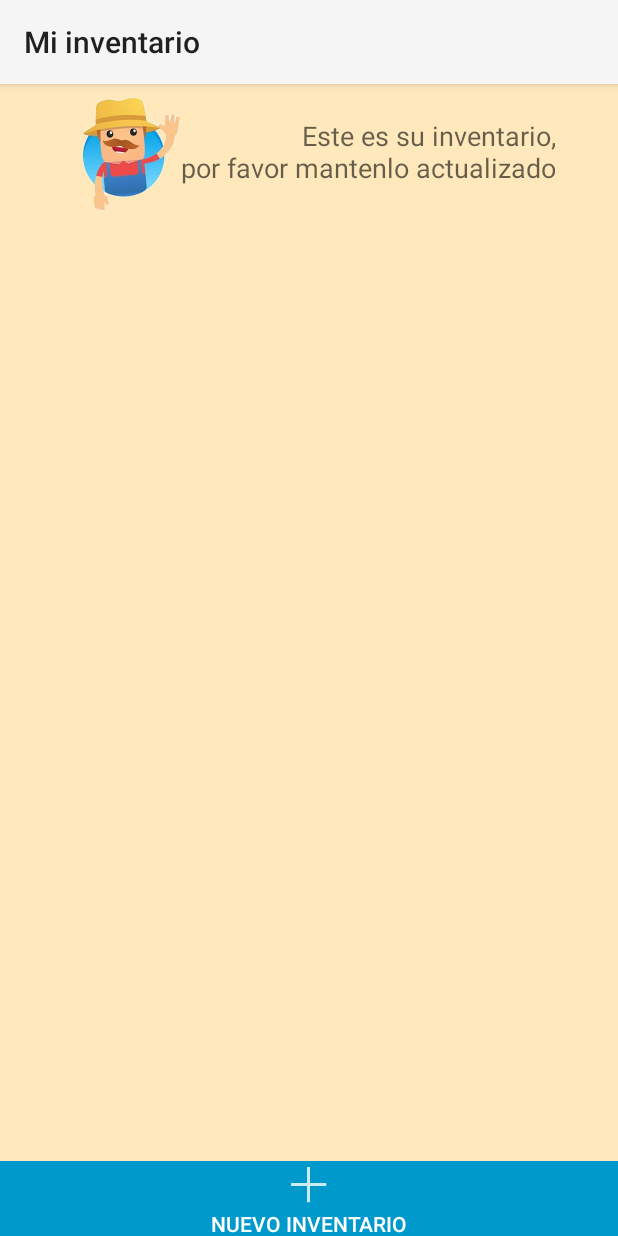
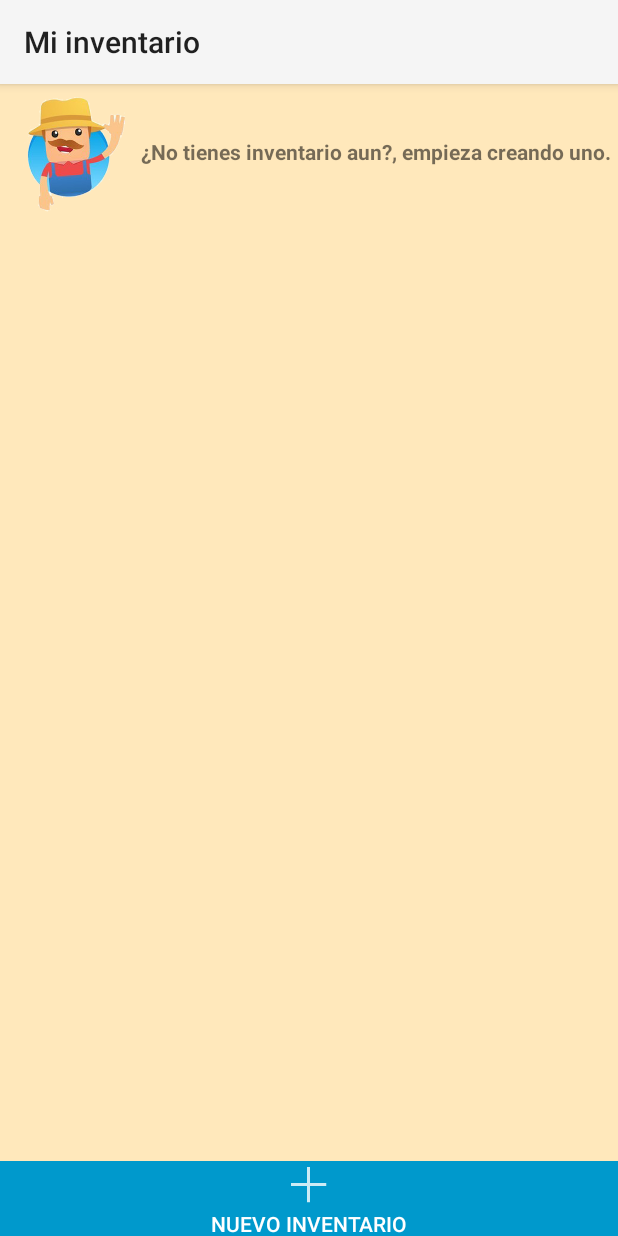
Before and after one commit to marcosaguileraely/AgroNegocios, an Android app: the FarmerStock screen opened directly, with no data from a screen before it, on a phone screen of 412 x 824 dp. Run offline under Robolectric (Android 15) with nearby library versions, the phone set to English and light mode, and no system bars; 7 statements that could not run were skipped.

Commit message:
Issues
* AG-48 (Listado de búsqueda unificado)

```diff
--- a/doncampo/src/main/AndroidManifest.xml
+++ b/doncampo/src/main/AndroidManifest.xml
@@ -112,7 +112,8 @@
         </activity>
         <activity
             android:name=".AboutActivity"
-            android:label="@string/title_activity_about" >
+            android:label="@string/title_activity_about"
+            android:screenOrientation="portrait">
         </activity>
     </application>
 
--- a/doncampo/src/main/java/com/cool4code/doncampoapp/ClientPaysHistory.java
+++ b/doncampo/src/main/java/com/cool4code/doncampoapp/ClientPaysHistory.java
@@ -129,7 +129,7 @@ public class ClientPaysHistory extends ActionBarActivity implements AdapterView.
                 int objectId = i;
                 Id_Order = obj.getInt("Id");
                 PricePerUnit = objStock.getInt("PricePerUnit");
-                Stock_Qty = objStock.getInt("Qty");
+                Stock_Qty = obj.getInt("Qty");
                 ExpiresAt = objStock.getString("ExpiresAt");
 
                 Product_Name = objProduct.getString("Name");
--- a/doncampo/src/main/java/com/cool4code/doncampoapp/ClientSecurityActivity.java
+++ b/doncampo/src/main/java/com/cool4code/doncampoapp/ClientSecurityActivity.java
@@ -227,6 +227,10 @@ public class ClientSecurityActivity extends ActionBarActivity{
         Boolean existsAuth = existAuthTable();
         String tableName = "auth";
 
+        /*final Bundle extras = getIntent().getExtras();
+        String getAuthMessage = extras.getString("LOGOUT_MESSAGE");
+        Log.d("//Auth", "//Auth" + getAuthMessage);*/
+
         Log.d("//expiresMili", "//expiresMili " + expiresMili);
         long now = new Date().getTime();
 
--- a/doncampo/src/main/java/com/cool4code/doncampoapp/FarmerStock.java
+++ b/doncampo/src/main/java/com/cool4code/doncampoapp/FarmerStock.java
@@ -41,14 +41,16 @@ public class FarmerStock extends ActionBarActivity implements OnItemClickListene
 
     String token;
 
-    final Context context = this;
-    ProgressDialog mProgressDialog;
-    Dialog popDialog;
-    AdapterMyStock adapter;
-    ListView lview;
-    Button nuevo_stock;
+    final Context   context = this;
+    ProgressDialog  mProgressDialog;
+    AdapterMyStock  adapter;
+    Dialog          popDialog;
+    ListView        lview;
+    Button          nuevo_stock;
+    TextView        mensaje_vista;
 
     long idstock;
+    int count;
 
     @TargetApi(Build.VERSION_CODES.HONEYCOMB)
     @Override
@@ -69,10 +71,10 @@ public class FarmerStock extends ActionBarActivity implements OnItemClickListene
             abTitle.setTextColor(textColor);
         }
 
-        nuevo_stock = (Button) findViewById(R.id.new_stock);
-        lview = (ListView) findViewById(R.id.stockListView);
+        mensaje_vista   = (TextView) findViewById(R.id.tips_clave);
+        nuevo_stock     = (Button) findViewById(R.id.new_stock);
+        lview           = (ListView) findViewById(R.id.stockListView);
 
-        //lview.setAdapter(new ArrayAdapter(this, android.R.layout.simple_list_item_1,stock));
         lview.setOnItemClickListener(this);
 
         nuevo_stock.setOnClickListener(new View.OnClickListener() {
@@ -86,7 +88,7 @@ public class FarmerStock extends ActionBarActivity implements OnItemClickListene
 
     @Override
     public void onItemClick(AdapterView<?> parent, View view, int position, long id) {
-        Toast.makeText(this, "Has seleccionado ", Toast.LENGTH_SHORT).show();
+        //Toast.makeText(this, "Has seleccionado ", Toast.LENGTH_SHORT).show();
         idstock = adapter.getItemId(position);
         ArrayList<String> detailsMyStock = adapter.getAllData(position);
         Log.d("//Stock", "// Stock" + detailsMyStock.toString());
@@ -111,6 +113,7 @@ public class FarmerStock extends ActionBarActivity implements OnItemClickListene
         });
         popDialog.show();
     }
+
     //Obtener mis inventarios
     private class getMyStock extends AsyncTask<Void, Void, Void> {
         @Override
@@ -148,7 +151,14 @@ public class FarmerStock extends ActionBarActivity implements OnItemClickListene
         @Override
         protected void onPostExecute(Void result) {
             mProgressDialog.hide();
-            Toast.makeText(FarmerStock.this, "¡Inventario cargado!", Toast.LENGTH_SHORT).show();
+            if(count == 0){
+                Toast.makeText(FarmerStock.this, "Si no tienes inventarios aun, puedes empezar creando uno.", Toast.LENGTH_SHORT).show();
+                mensaje_vista.setText("¿No tienes inventario aun?, empieza creando uno.");
+            }
+            else{
+                Toast.makeText(FarmerStock.this, "Inventario cargado exitosamente.", Toast.LENGTH_SHORT).show();
+                mensaje_vista.setText("Este es su inventario, por favor reviselo y actualícelo periodicamente.");
+            }
         }
     }
 
@@ -160,6 +170,7 @@ public class FarmerStock extends ActionBarActivity implements OnItemClickListene
 
         ArrayList<MyStockModel> items = new ArrayList<MyStockModel>();
         JSONArray jsonArray = stockArray;
+        count = jsonArray.length();
         Log.d("lenght", "===>" + jsonArray.length());
         try{
             for(int i=0 ; i<= jsonArray.length()-1; i++){
--- a/doncampo/src/main/java/com/cool4code/doncampoapp/SearchActivity.java
+++ b/doncampo/src/main/java/com/cool4code/doncampoapp/SearchActivity.java
@@ -116,7 +116,7 @@ public class SearchActivity extends ActionBarActivity {
         Log.d("search", "->"+searchData);
         if(searchData.equals("")){
             Log.d("searchData", "Vacio: " + searchData);
-            Cursor c= mydb.rawQuery("SELECT Product_Name, Location, Unit_Name, PriceAvgPerUnit FROM prices ORDER BY Created", null);
+            Cursor c= mydb.rawQuery("SELECT Product_Name, Location, Unit_Name, PriceAvgPerUnit, Created FROM prices ORDER BY Created DESC, Product_Name ASC, PriceAvgPerUnit DESC", null);
             int count= c.getCount();
 
             Toast toast = Toast.makeText(SearchActivity.this,"Hemos consechado " + count + " productos.", Toast.LENGTH_SHORT);
@@ -137,7 +137,7 @@ public class SearchActivity extends ActionBarActivity {
             mydb.close();
         }else{
             Log.d("searchData", "No vacio: " + searchData);
-            Cursor c = mydb.rawQuery("SELECT Product_Name, Location, Unit_Name, PriceAvgPerUnit FROM prices WHERE Product_Name like '%"+searchData+"%' OR Location like '%"+searchData+"%' ORDER BY Created", null);
+            Cursor c = mydb.rawQuery("SELECT Product_Name, Location, Unit_Name, PriceAvgPerUnit FROM prices WHERE Product_Name like '%"+searchData+"%' OR Location like '%"+searchData+"%' ORDER BY Created DESC, Product_Name ASC", null);
             int count = c.getCount();
 
             Toast toast = Toast.makeText(SearchActivity.this,"Hemos consechado " + count + " productos.", Toast.LENGTH_SHORT);
--- a/doncampo/src/main/java/com/cool4code/doncampoapp/helpers/AdapterMyStock.java
+++ b/doncampo/src/main/java/com/cool4code/doncampoapp/helpers/AdapterMyStock.java
@@ -26,6 +26,12 @@ public class AdapterMyStock extends ArrayAdapter<MyStockModel>{
         super(context, R.layout.my_stock_listview, myStockArrayList);
         this.context = context;
         this.myStockArrayList = myStockArrayList;
+    }
+
+    public int getCount() {
+        if (myStockArrayList != null)
+            return myStockArrayList.size();
+        return 0;
     }
 
     public long getItemId(int position) {
--- a/doncampo/src/main/res/layout/activity_farmer_stock.xml
+++ b/doncampo/src/main/res/layout/activity_farmer_stock.xml
@@ -35,15 +35,15 @@
                 android:layout_centerHorizontal="true" />
 
             <TextView
-            android:layout_width="wrap_content"
+            android:layout_width="fill_parent"
             android:layout_height="wrap_content"
-            android:textAppearance="?android:attr/textAppearanceMedium"
-            android:text="Este es su inventario,\npor favor mantenlo actualizado"
-            android:id="@+id/tips_clave"
+                android:id="@+id/tips_clave"
                 android:gravity="right"
                 android:layout_alignParentBottom="true"
                 android:layout_alignParentRight="true"
-                android:layout_alignParentEnd="true" />
+                android:layout_alignParentEnd="true"
+                android:textSize="14dp"
+                android:textStyle="bold" />
 
         </LinearLayout>
 
--- a/doncampo/src/main/res/layout/activity_main.xml
+++ b/doncampo/src/main/res/layout/activity_main.xml
@@ -73,6 +73,8 @@
                 android:layout_height="wrap_content"
                 android:textAppearance="?android:attr/textAppearanceLarge"
                 android:text="Salir"
+                android:onClick="onClick"
+                android:clickable="true"
                 android:id="@+id/home_salir"
                 android:layout_gravity="center_horizontal"
                 android:gravity="center_vertical|center_horizontal"
```
Also changed, not shown: doncampo/src/main/java/com/cool4code/doncampoapp/MainActivity.java (+13 -2 lines), doncampo/src/main/res/layout/activity_about.xml (+5 -5 lines).
